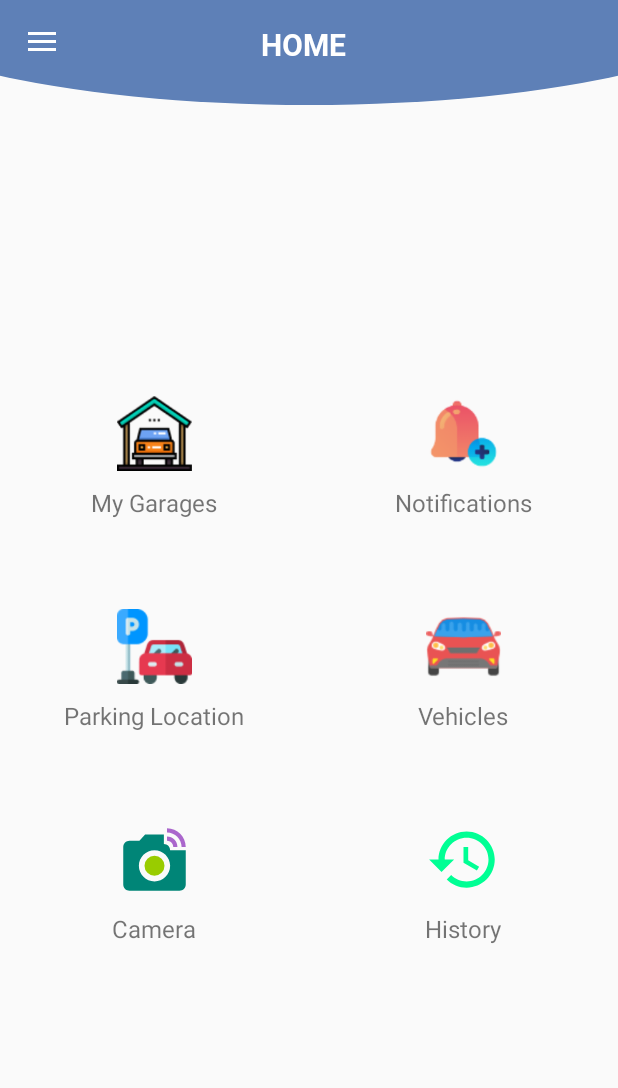
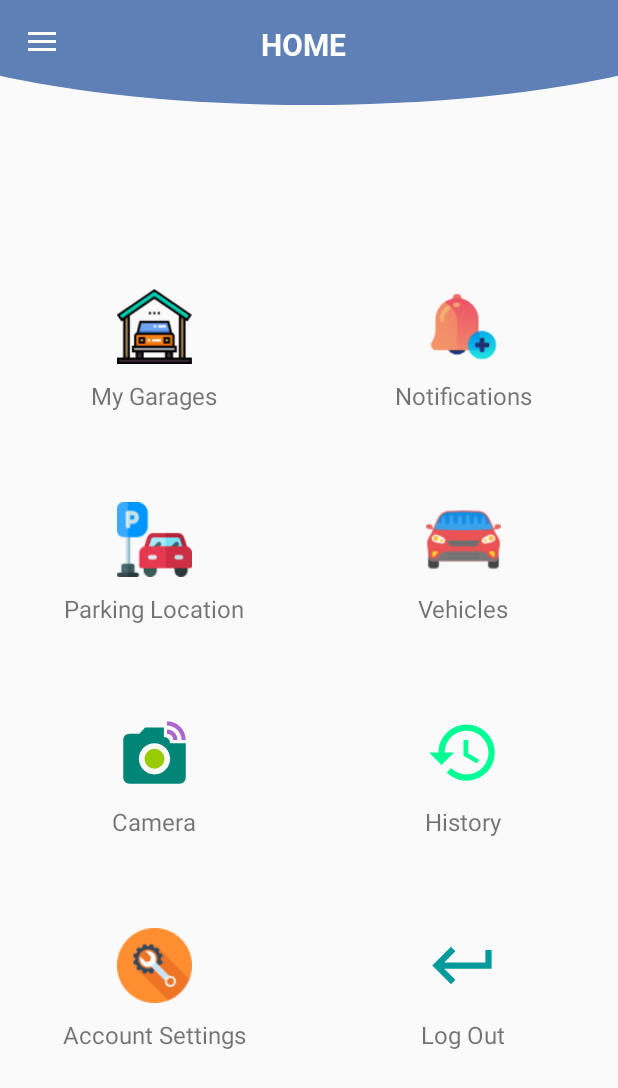
Before and after one commit to hridoy100/ParkInAndroid, an Android app: the HomeActivity screen opened directly, with no data from a screen before it, after a tap on "Notifications", on a phone screen of 412 x 824 dp. Shown: the top 1088 px of the screen. Run offline under Robolectric (Android 15) with nearby library versions, the phone set to English and light mode, and no system bars; our stand-ins replace Firebase (no records; nobody signed in at launch, a user with empty details on screens opened directly), Volley; Roboto replaces fonts that are not available here; 1 statement that could not run was skipped; 1 other tap on this screen came first.

Commit message:
settings added

```diff
--- a/app/src/main/res/drawable/ic_keyboard_return_black_24dp.xml
+++ b/app/src/main/res/drawable/ic_keyboard_return_black_24dp.xml
@@ -1,4 +1,4 @@
-<vector android:height="24dp" android:tint="#4B4646"
+<vector android:height="24dp" android:tint="#029A9C"
     android:viewportHeight="24.0" android:viewportWidth="24.0"
     android:width="24dp" xmlns:android="http://schemas.android.com/apk/res/android">
     <path android:fillColor="#FF000000" android:pathData="M19,7v4H5.83l3.58,-3.59L8,6l-6,6 6,6 1.41,-1.41L5.83,13H21V7z"/>
--- a/app/src/main/res/layout/activity_home.xml
+++ b/app/src/main/res/layout/activity_home.xml
@@ -113,7 +113,8 @@
             android:layout_width="match_parent"
             android:layout_height="match_parent"
             android:orientation="vertical"
-            android:gravity="center">
+            android:gravity="center"
+            >
             <LinearLayout
                 android:layout_width="match_parent"
                 android:layout_height="wrap_content"
@@ -127,13 +128,13 @@
                     android:layout_gravity="center"
                     android:layout_weight="1"
                     android:orientation="vertical"
-                    android:padding="30dp">
+                    android:padding="30dp"
+                    android:onClick="garageActivity">
 
                     <ImageView
                         android:layout_width="50dp"
                         android:layout_height="50dp"
                         android:layout_gravity="center"
-                        android:onClick="garageActivity"
                         android:src="@drawable/garage" />
 
                     <TextView
@@ -141,7 +142,6 @@
                         android:layout_height="wrap_content"
                         android:layout_gravity="center_horizontal"
                         android:layout_marginTop="10dp"
-                        android:onClick="garageActivity"
                         android:text="My Garages"
                         android:textSize="16sp" />
                 </LinearLayout>
@@ -153,13 +153,14 @@
                     android:layout_gravity="center"
                     android:orientation="vertical"
                     android:padding="30dp"
-                    android:layout_weight="1">
+                    android:layout_weight="1"
+                    android:onClick="notificationActivity"
+                    >
 
                     <ImageView
                         android:layout_width="50dp"
                         android:layout_height="50dp"
                         android:layout_gravity="center"
-                        android:onClick="notificationActivity"
                         android:src="@drawable/bellcon"
                         />
 
@@ -168,7 +169,6 @@
                         android:layout_height="wrap_content"
                         android:layout_gravity="center"
                         android:layout_marginTop="10dp"
-                        android:onClick="notificationActivity"
                         android:text="Notifications"
                         android:textSize="16sp" />
                 </LinearLayout>
@@ -210,13 +210,13 @@
                     android:layout_gravity="center"
                     android:layout_weight="1"
                     android:orientation="vertical"
+                    android:onClick="vehicleActivity"
                     android:padding="30dp">
 
                     <ImageView
                         android:layout_width="50dp"
                         android:layout_height="50dp"
                         android:layout_gravity="center"
-                        android:onClick="vehicleActivity"
                         android:src="@drawable/car" />
 
                     <TextView
@@ -224,7 +224,6 @@
                         android:layout_height="wrap_content"
                         android:layout_gravity="center"
                         android:layout_marginTop="10dp"
-                        android:onClick="vehicleActivity"
                         android:text="Vehicles"
                         android:textSize="16sp" />
                 </LinearLayout>
@@ -250,7 +249,6 @@
                         android:layout_width="50dp"
                         android:layout_height="50dp"
                         android:layout_gravity="center"
-                        android:onClick="cameraActivity"
                         android:src="@drawable/ic_linked_camera_black_24dp" />
 
                     <TextView
@@ -258,7 +256,6 @@
                         android:layout_height="wrap_content"
                         android:layout_gravity="center"
                         android:layout_marginTop="10dp"
-                        android:onClick="cameraActivity"
                         android:text="Camera"
                         android:textSize="16sp" />
                 </LinearLayout>
@@ -277,7 +274,6 @@
                         android:layout_width="50dp"
                         android:layout_height="50dp"
                         android:layout_gravity="center"
-                        android:onClick="historyActivity"
                         android:src="@drawable/ic_history_black_24dp" />
 
                     <TextView
@@ -285,12 +281,71 @@
                         android:layout_height="wrap_content"
                         android:layout_gravity="center"
                         android:layout_marginTop="10dp"
-                        android:onClick="historyActivity"
                         android:text="History"
                         android:textSize="16sp" />
                 </LinearLayout>
             </LinearLayout>
+
+            <LinearLayout
+                android:layout_width="match_parent"
+                android:layout_height="wrap_content"
+                android:gravity="center_horizontal"
+                android:orientation="horizontal">
+
+                <LinearLayout
+                    android:id="@+id/settings"
+                    android:layout_width="match_parent"
+                    android:layout_height="wrap_content"
+                    android:layout_gravity="center"
+                    android:layout_weight="1"
+                    android:onClick="settingsActivity"
+                    android:orientation="vertical"
+                    android:padding="30dp">
+
+                    <ImageView
+                        android:layout_width="50dp"
+                        android:layout_height="50dp"
+                        android:layout_gravity="center"
+                        android:src="@drawable/service" />
+
+                    <TextView
+                        android:layout_width="wrap_content"
+                        android:layout_height="wrap_content"
+                        android:layout_gravity="center"
+                        android:layout_marginTop="10dp"
+                        android:text="Account Settings"
+                        android:textSize="16sp" />
+                </LinearLayout>
+
+                <LinearLayout
+                    android:id="@+id/logout"
+                    android:layout_width="match_parent"
+                    android:layout_height="wrap_content"
+                    android:layout_gravity="center"
+                    android:layout_weight="1"
+                    android:onClick="logOutActivity"
+                    android:orientation="vertical"
+                    android:padding="30dp">
+
+                    <ImageView
+                        android:layout_width="50dp"
+                        android:layout_height="50dp"
+                        android:layout_gravity="center"
+                        android:src="@drawable/ic_keyboard_return_black_24dp" />
+
+                    <TextView
+                        android:layout_width="wrap_content"
+                        android:layout_height="wrap_content"
+                        android:layout_gravity="center"
+                        android:layout_marginTop="10dp"
+                        android:text="Log Out"
+                        android:textSize="16sp" />
+                </LinearLayout>
+            </LinearLayout>
+
         </LinearLayout>
+
+
 
 
 
```
Also changed, not shown: app/src/main/AndroidManifest.xml (+10 -6 lines), app/src/main/java/com/example/parkin/HomeActivity.java (+12 -0 lines), app/src/main/java/com/example/parkin/LoginActivity.java (+14 -3 lines), app/src/main/java/com/example/parkin/SettingsActivity.java (added, +13 -0 lines), app/src/main/res/layout/activity_settings.xml (added, +9 -0 lines).
